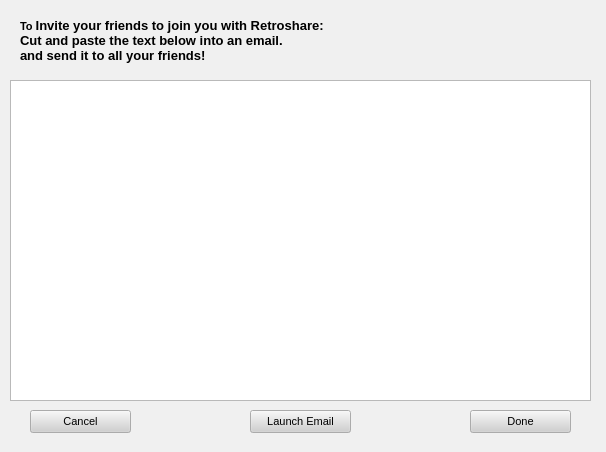
The window that rs-Qt-gui/src/gui/connect/InviteDialog.ui (autoscatto/retroshare) describes before a commit, drawn with Qt 5.
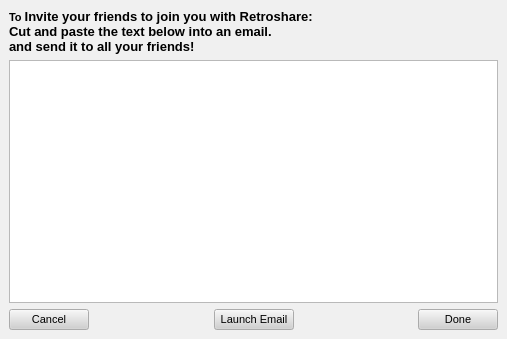
The same window after the commit. Icons and pictures are not drawn.

```diff
--- a/rs-Qt-gui/src/gui/connect/InviteDialog.ui
+++ b/rs-Qt-gui/src/gui/connect/InviteDialog.ui
@@ -5,8 +5,8 @@
    <rect>
     <x>0</x>
     <y>0</y>
-    <width>606</width>
-    <height>452</height>
+    <width>507</width>
+    <height>339</height>
    </rect>
   </property>
   <property name="sizePolicy" >
@@ -503,15 +503,41 @@
   <property name="windowIcon" >
    <iconset/>
   </property>
+  <layout class="QGridLayout" >
+   <property name="margin" >
+    <number>9</number>
+   </property>
+   <property name="spacing" >
+    <number>6</number>
+   </property>
+   <item row="2" column="3" >
+    <spacer>
+     <property name="orientation" >
+      <enum>Qt::Horizontal</enum>
+     </property>
+     <property name="sizeHint" >
+      <size>
+       <width>40</width>
+       <height>20</height>
+      </size>
+     </property>
+    </spacer>
+   </item>
+   <item row="2" column="1" >
+    <spacer>
+     <property name="orientation" >
+      <enum>Qt::Horizontal</enum>
+     </property>
+     <property name="sizeHint" >
+      <size>
+       <width>40</width>
+       <height>20</height>
+      </size>
+     </property>
+    </spacer>
+   </item>
+   <item row="0" column="0" colspan="5" >
   <widget class="QLabel" name="label" >
-   <property name="geometry" >
-    <rect>
-     <x>20</x>
-     <y>10</y>
-     <width>391</width>
-     <height>61</height>
-    </rect>
-   </property>
    <property name="text" >
     <string>&lt;html>&lt;head>&lt;meta name="qrichtext" content="1" />&lt;style type="text/css">
 p, li { white-space: pre-wrap; }
@@ -521,15 +547,30 @@
 &lt;p style=" margin-top:0px; margin-bottom:0px; margin-left:0px; margin-right:0px; -qt-block-indent:0; text-indent:0px; font-size:10pt; font-weight:600;">and send it to all your friends!&lt;/p>&lt;/body>&lt;/html></string>
    </property>
   </widget>
+   </item>
+   <item row="2" column="2" >
+    <widget class="QPushButton" name="emailButton" >
+     <property name="text" >
+      <string>Launch Email</string>
+     </property>
+    </widget>
+   </item>
+   <item row="2" column="0" >
+    <widget class="QPushButton" name="cancelButton" >
+     <property name="text" >
+      <string>Cancel</string>
+     </property>
+    </widget>
+   </item>
+   <item row="2" column="4" >
+    <widget class="QPushButton" name="doneButton" >
+     <property name="text" >
+      <string>Done</string>
+     </property>
+    </widget>
+   </item>
+   <item row="1" column="0" colspan="5" >
   <widget class="QTextEdit" name="emailText" >
-   <property name="geometry" >
-    <rect>
-     <x>10</x>
-     <y>80</y>
-     <width>581</width>
-     <height>321</height>
-    </rect>
-   </property>
    <property name="readOnly" >
     <bool>true</bool>
    </property>
@@ -543,45 +584,8 @@
     <bool>true</bool>
    </property>
   </widget>
-  <widget class="QPushButton" name="doneButton" >
-   <property name="geometry" >
-    <rect>
-     <x>470</x>
-     <y>410</y>
-     <width>101</width>
-     <height>23</height>
-    </rect>
-   </property>
-   <property name="text" >
-    <string>Done</string>
-   </property>
-  </widget>
-  <widget class="QPushButton" name="cancelButton" >
-   <property name="geometry" >
-    <rect>
-     <x>30</x>
-     <y>410</y>
-     <width>101</width>
-     <height>23</height>
-    </rect>
-   </property>
-   <property name="text" >
-    <string>Cancel</string>
-   </property>
-  </widget>
-  <widget class="QPushButton" name="emailButton" >
-   <property name="geometry" >
-    <rect>
-     <x>250</x>
-     <y>410</y>
-     <width>101</width>
-     <height>23</height>
-    </rect>
-   </property>
-   <property name="text" >
-    <string>Launch Email</string>
-   </property>
-  </widget>
+   </item>
+  </layout>
  </widget>
  <resources>
   <include location="../images.qrc" />
```
Lines whose indentation alone changed are shown as unchanged.
